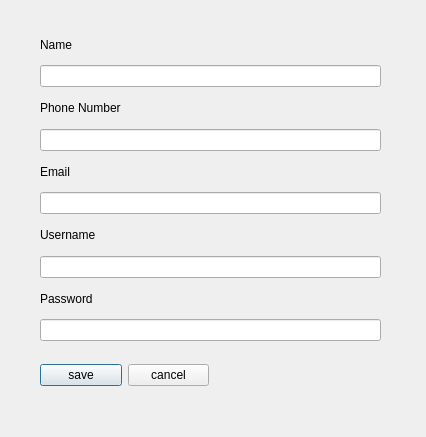
Above: Client/editprofile.ui from Shadi2005/Plants_vs_Zombies before the change. Below: the same form after it.
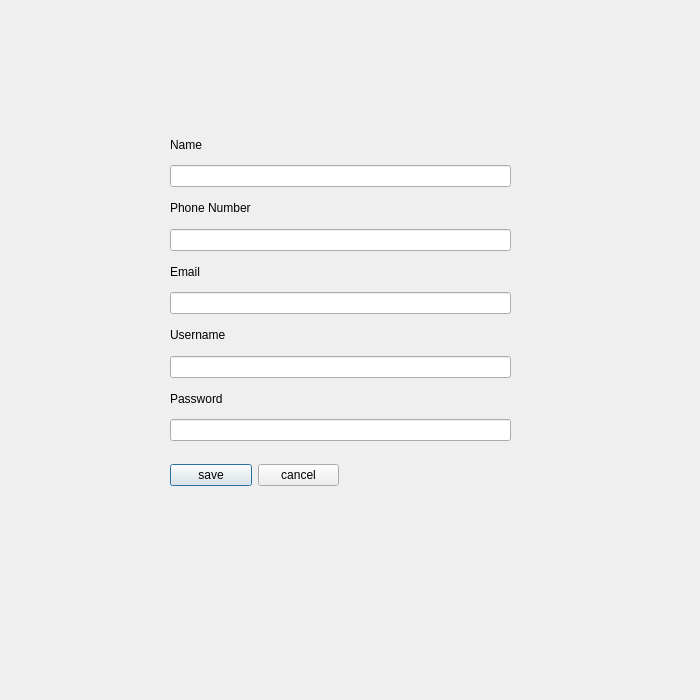
That is the form after the change.

Commit message: adding edit profile ui to some point

The edit to the form file:
```diff
--- a/Client/editprofile.ui
+++ b/Client/editprofile.ui
@@ -6,8 +6,8 @@
    <rect>
     <x>0</x>
     <y>0</y>
-    <width>426</width>
-    <height>437</height>
+    <width>700</width>
+    <height>700</height>
    </rect>
   </property>
   <property name="windowTitle">
@@ -16,8 +16,8 @@
   <widget class="QWidget" name="layoutWidget">
    <property name="geometry">
     <rect>
-     <x>40</x>
-     <y>360</y>
+     <x>170</x>
+     <y>460</y>
      <width>169</width>
      <height>31</height>
     </rect>
@@ -42,8 +42,8 @@
   <widget class="QWidget" name="layoutWidget_2">
    <property name="geometry">
     <rect>
-     <x>40</x>
-     <y>30</y>
+     <x>170</x>
+     <y>130</y>
      <width>341</width>
      <height>311</height>
     </rect>
@@ -101,6 +101,19 @@
     </item>
    </layout>
   </widget>
+  <widget class="QLabel" name="label_6">
+   <property name="geometry">
+    <rect>
+     <x>60</x>
+     <y>60</y>
+     <width>50</width>
+     <height>50</height>
+    </rect>
+   </property>
+   <property name="text">
+    <string/>
+   </property>
+  </widget>
  </widget>
  <resources/>
  <connections>
```
The commit also changes 5 other files.
